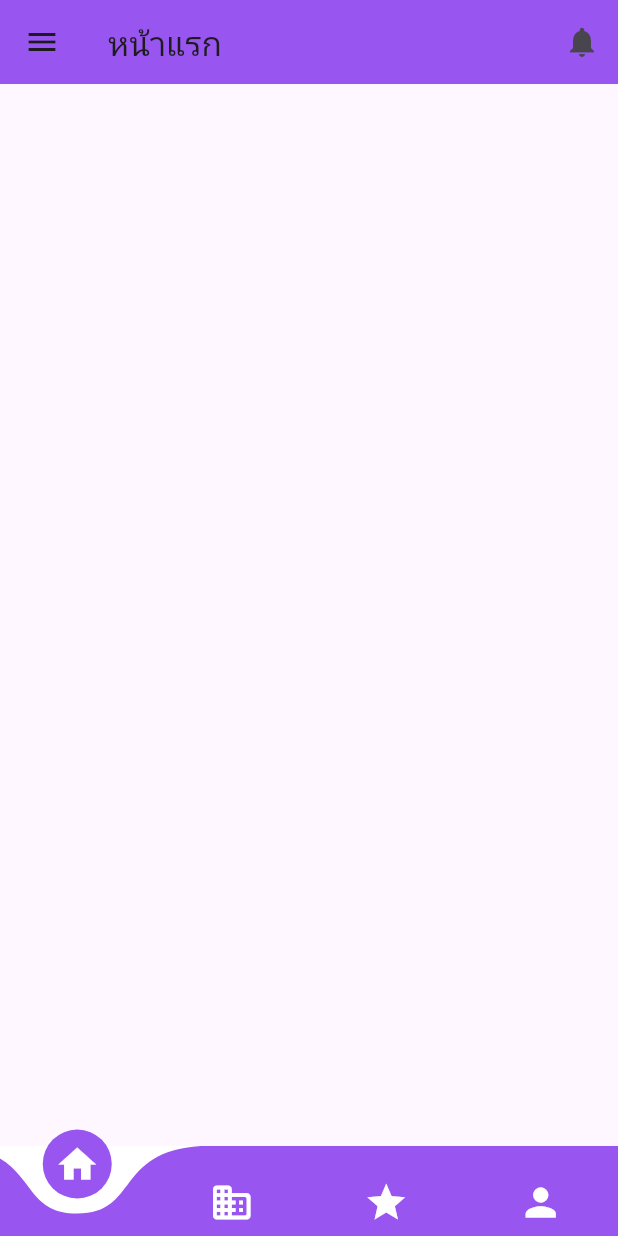
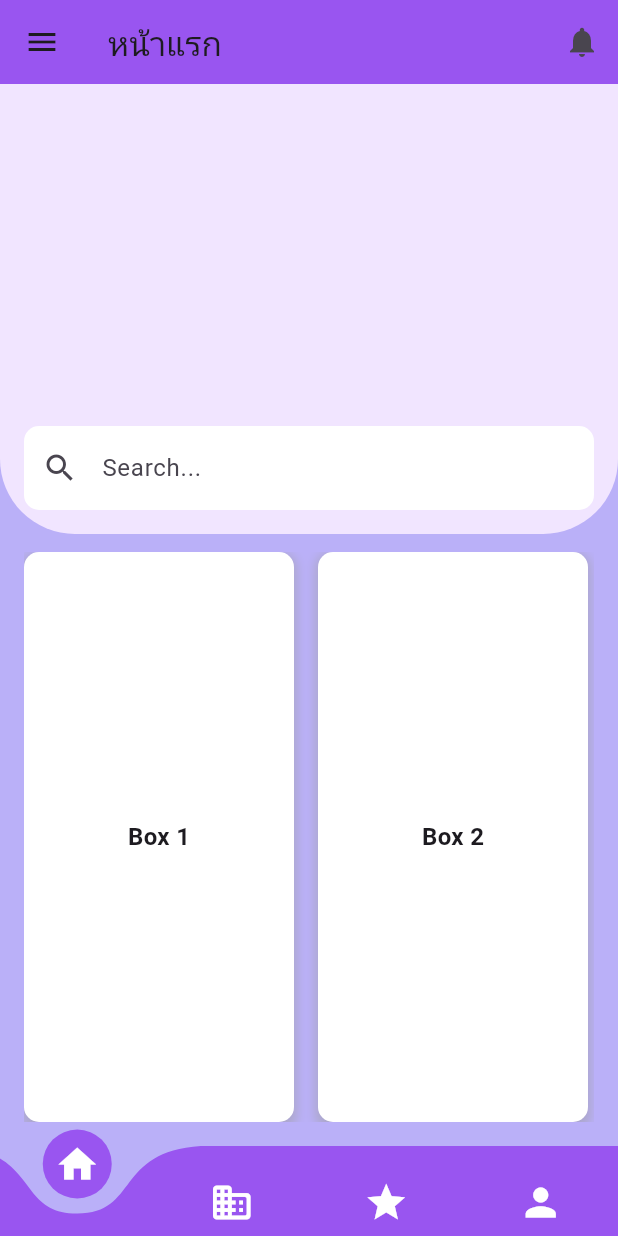
Before and after one commit to caster25/Dormitory-Booking-Application-Affiliated-with-University, a Flutter app: the Homepage screen opened directly, in the side drawer, after a tap on the "notifications" icon, on a phone screen of 412 x 824 dp. Run offline on Flutter 3.47's test engine with Material 3 defaults, Android fonts, the phone set to English and light mode, and no system bars; drawn by our look-alikes of curved_navigation_bar; our stand-ins replace ionicons; network calls fail.

Commit message:
editappbar+addfeeds

```diff
--- a/lib/screen/edituser.dart
+++ b/lib/screen/edituser.dart
@@ -1,4 +1,4 @@
-import 'package:dorm_app/main.dart';
+import 'package:dorm_app/screen/homepage.dart';
 import 'package:flutter/material.dart';
 
 class EditUser extends StatelessWidget {
@@ -39,7 +39,7 @@ class EditUser extends StatelessWidget {
                       // บันทึกข้อมูลและกลับไปยังหน้า Homepage
                       Navigator.pushAndRemoveUntil(
                         context,
-                        MaterialPageRoute(builder: (context) =>  MyHomePage()), // กลับไปยังหน้า Homepage
+                        MaterialPageRoute(builder: (context) =>  Homepage()), // กลับไปยังหน้า Homepage
                         (route) => false, // ลบทุกเส้นทางในเครื่องหมายความเห็นเพื่อไม่ให้กลับมายังหน้าแก้ไขผู้ใช้
                       );
                     },
@@ -50,7 +50,7 @@ class EditUser extends StatelessWidget {
                       // ยกเลิกการแก้ไขและกลับไปยังหน้า Homepage
                       Navigator.pushAndRemoveUntil(
                         context,
-                        MaterialPageRoute(builder: (context) =>  MyHomePage()), // กลับไปยังหน้า Homepage
+                        MaterialPageRoute(builder: (context) =>  Homepage()), // กลับไปยังหน้า Homepage
                         (route) => false, // ลบทุกเส้นทางในเครื่องหมายความเห็นเพื่อไม่ให้กลับมายังหน้าแก้ไขผู้ใช้
                       );
                     },
--- a/lib/screen/feeds.dart
+++ b/lib/screen/feeds.dart
@@ -1,4 +1,19 @@
 import 'package:flutter/material.dart';
+
+void main() {
+  runApp(const MyApp());
+}
+
+class MyApp extends StatelessWidget {
+  const MyApp({super.key});
+
+  @override
+  Widget build(BuildContext context) {
+    return const MaterialApp(
+      home: FeedsScreen(),
+    );
+  }
+}
 
 class FeedsScreen extends StatelessWidget {
   const FeedsScreen({super.key});
@@ -6,7 +21,123 @@ class FeedsScreen extends StatelessWidget {
   @override
   Widget build(BuildContext context) {
     return Scaffold(
+      appBar: PreferredSize(
+        preferredSize: Size.fromHeight(0), // ปิด appbar
+        child: Container(), // ปิด appbar
 
+      ),
+      backgroundColor: const Color.fromARGB(255, 186,176,248),
+      body: Stack(
+        children: [
+          // Container with BoxDecoration
+          Positioned(
+            top: 0,
+            left: 0,
+            right: 0,
+            child: Container(
+              decoration: BoxDecoration(
+                color: const Color.fromARGB(255, 241,229,255),
+                borderRadius: const BorderRadius.only(
+                  bottomLeft: Radius.circular(50),
+                  bottomRight: Radius.circular(50),
+                ),
+              ),
+              height:
+                  300, // Height to cover the AppBar and some additional space
+              child: Column(
+                mainAxisAlignment:
+                    MainAxisAlignment.end, // จัดการวางแนวตั้งด้านล่าง
+                children: [
+                  Padding(
+                    padding: const EdgeInsets.all(16.0),
+                    child: TextField(
+                      decoration: InputDecoration(
+                        filled: true,
+                        fillColor: Colors.white,
+                        hintText: 'Search...',
+                        border: OutlineInputBorder(
+                          borderRadius: BorderRadius.circular(10),
+                          borderSide: BorderSide.none,
+                        ),
+                        prefixIcon: const Icon(Icons.search),
+                      ),
+                    ),
+                  ),
+                ],
+              ),
+            ),
+          ),
+          Positioned(
+            top: 320, // ปรับตำแหน่งของข้อความ
+            left: 16,
+            right: 16,
+            child: Row(
+              children: [
+                const Icon(Icons.collections_bookmark_outlined,
+                    color: Colors.yellow), // เพิ่ม Icon ตรงนี้
+                const SizedBox(width: 8), // ระยะห่างระหว่าง Icon กับ Text
+                Text(
+                  'แนะนำ', // ข้อความที่ต้องการแสดง
+                  style: const TextStyle(
+                    fontSize: 20,
+                    fontWeight: FontWeight.bold,
+                    color: Colors.black,
+                  ),
+                ),
+              ],
+            ),
+          ),
+          Positioned(
+            left: 16,
+            right: 16,
+            bottom: 16,
+            child: SingleChildScrollView(
+              scrollDirection: Axis.horizontal,
+              child: Row(
+                mainAxisAlignment: MainAxisAlignment.spaceEvenly,
+                children: [
+                  _buildBox('Box 1'),
+                  const SizedBox(width: 16),
+                  _buildBox('Box 2'),
+                  const SizedBox(width: 16),
+                  _buildBox('Box 3'),
+                  const SizedBox(width: 16),
+                  _buildBox('Box 4'),
+                  const SizedBox(width: 16),
+                  _buildBox('Box 5'),
+                  const SizedBox(width: 16),
+                  _buildBox('Box 6'),
+                ],
+              ),
+            ),
+          ),
+        ],
+      ),
+    );
+  }
+
+  Widget _buildBox(String text) {
+    return Container(
+      width: 180,
+      height: 380,
+      decoration: BoxDecoration(
+        color: Colors.white,
+        borderRadius: BorderRadius.circular(10),
+        boxShadow: [
+          BoxShadow(
+            color: Colors.grey.withOpacity(0.5),
+            spreadRadius: 2,
+            blurRadius: 5,
+            offset: const Offset(0, 3),
+          ),
+        ],
+      ),
+      child: Center(
+        child: Text(
+          text,
+          style: const TextStyle(fontSize: 16, fontWeight: FontWeight.bold),
+        ),
+      ),
     );
   }
 }
--- a/lib/screen/homepage.dart
+++ b/lib/screen/homepage.dart
@@ -1,14 +1,12 @@
-// ignore: unused_import
-import 'package:dorm_app/main.dart';
+import 'package:dorm_app/screen/user.dart';
+import 'package:flutter/material.dart';
+import 'package:curved_navigation_bar/curved_navigation_bar.dart';
 import 'package:dorm_app/screen/dorm.dart';
 import 'package:dorm_app/screen/favorites.dart';
 import 'package:dorm_app/screen/feeds.dart';
 import 'package:dorm_app/screen/home.dart';
 import 'package:dorm_app/screen/notification.dart';
 import 'package:dorm_app/screen/profile.dart';
-import 'package:flutter/cupertino.dart';
-import 'package:flutter/material.dart';
-import 'package:curved_navigation_bar/curved_navigation_bar.dart';
 
 class Homepage extends StatefulWidget {
   const Homepage({super.key, this.title = "Home"});
@@ -38,7 +36,7 @@ class NavigationDrawer extends StatelessWidget {
   }
 
   Widget buildHeader(BuildContext context) => Container(
-        color: const Color.fromARGB(255, 153,85,240),
+        color: const Color.fromARGB(255, 153, 85, 240),
         padding: EdgeInsets.only(
           top: 24 + MediaQuery.of(context).padding.top,
           bottom: 24,
@@ -48,15 +46,15 @@ class NavigationDrawer extends StatelessWidget {
             CircleAvatar(
               radius: 52,
               backgroundImage: NetworkImage(
-                  'https://via.placeholder.com/150'), // Update with an actual URL
+                  'https://via.placeholder.com/150'), // Update with actual URL
             ),
             SizedBox(height: 12),
             Text(
-              'User Name', // Replace 'data' with an actual user name or relevant text
+              'User Name', // Replace with actual user name
               style: TextStyle(fontSize: 28, color: Colors.white),
             ),
             Text(
-              'user@example.com', // Replace 'data' with an actual email or relevant text
+              'user@example.com', // Replace with actual email
               style: TextStyle(fontSize: 16, color: Colors.white),
             ),
           ],
@@ -64,118 +62,136 @@ class NavigationDrawer extends StatelessWidget {
       );
 
   Widget buildMenuItems(BuildContext context) => Container(
-        padding: const EdgeInsets.all(24),color: const Color.fromARGB(255, 241,229,255),
+        padding: const EdgeInsets.all(24),
+        color: const Color.fromARGB(255, 241, 229, 255),
         child: Wrap(
           runSpacing: 16,
           children: [
-            ListTile(
-              leading: const Icon(Icons.person),
-              title: const Text('ข้อมูลส่วนตัว'),
-              onTap: () {
-                Navigator.of(context).pushReplacement(
-                  MaterialPageRoute(
-                    builder: (context) => const ProfileScreen(),
+            buildMenuItem(
+              context,
+              icon: Icons.person,
+              text: 'ข้อมูลส่วนตัว',
+              onTap: () => Navigator.of(context).pushReplacement(
+                MaterialPageRoute(builder: (context) => const User()),
               ),
-                );
-              },
             ),
-            ListTile(
-              leading: const Icon(Icons.settings),
-              title: const Text('การตั้งค่า'),
-              onTap: () {
-                Navigator.of(context).pushReplacement(
-                  MaterialPageRoute(
-                    builder: (context) => const Homepage(title: 'การตั้งค่า'),
+            buildMenuItem(
+              context,
+              icon: Icons.settings,
+              text: 'การตั้งค่า',
+              onTap: () => Navigator.of(context).pushReplacement(
+                MaterialPageRoute(builder: (context) => const Homepage(title: 'การตั้งค่า')),
               ),
-                );
-              },
             ),
-            ListTile(
-              leading: const Icon(Icons.logout),
-              title: const Text('ออกจาระบบ'),
-              onTap: () {
-                showDialog(
+            buildMenuItem(
+              context,
+              icon: Icons.logout,
+              text: 'ออกจาระบบ',
+              onTap: () => showDialog(
                 context: context,
                 builder: (BuildContext context) {
                   return AlertDialog(
                     title: const Text('ยืนยันการออกจากระบบ'),
-                      content:
-                          const Text('คุณแน่ใจว่าต้องการออกจากระบบหรือไม่?'),
+                    content: const Text('คุณแน่ใจว่าต้องการออกจากระบบหรือไม่?'),
                     actions: <Widget>[
                       TextButton(
-                          onPressed: () {
-                            Navigator.of(context).pop(); // ปิด dialog
-                          },
+                        onPressed: () => Navigator.of(context).pop(),
                         child: const Text('ยกเลิก'),
                       ),
                       TextButton(
-                          onPressed: () {
-                            Navigator.of(context).pushReplacement(
-                              MaterialPageRoute(
-                                builder: (context) =>
-                                    const HomeScreen(), // หน้า HomeScreen ที่คุณต้องการ
+                        onPressed: () => Navigator.of(context).pushReplacement(
+                          MaterialPageRoute(builder: (context) => const HomeScreen()),
                         ),
-                            );
-                          },
                         child: const Text('ยืนยัน'),
                       ),
                     ],
                   );
                 },
-                );
-              },
               ),
-
-            // Add more menu items here
+            ),
           ],
         ),
       );
+
+  Widget buildMenuItem(BuildContext context,
+      {required IconData icon, required String text, required VoidCallback onTap}) {
+    return ListTile(
+      leading: Icon(icon),
+      title: Text(text),
+      onTap: onTap,
+    );
+  }
 }
 
 class _HomepageState extends State<Homepage> {
   int index = 0;
 
-  // List of screens corresponding to each tab
   final List<Widget> _screens = [
-    const FeedsScreen(), // Ensure you have HomeScreen widget in home.dart
-    const DormScreen(), // Ensure you have NotificationScreen widget in notification.dart
-    const FavoritesScreen(), // Ensure you have FavoritesScreen widget in favorites.dart
-    const ProfileScreen(), // Ensure you have ProfileScreen widget in profile.dart
+    const FeedsScreen(), // หน้าแรก
+    const DormScreen(), // การแจ้งเตือน
+    const FavoritesScreen(), // รายการที่ชอบ
+    const ProfileScreen(), // โปรไฟล์
   ];
 
-  // Titles for each tab
-  final List<String> titles = [
-    'หน้าแรก',
-    'การแจ้งเตือน',
-    'รายการที่ชอบ',
-    'โปรไฟล์'
-  ];
+  AppBar? getAppBar(int index) {
+    switch (index) {
+      case 0:
+        return AppBar(
+          title: const Text('หน้าแรก'),
+          actions: [
+            IconButton(
+              onPressed: () => Navigator.push(context, MaterialPageRoute(builder: (context) {
+                return const NotificationScreen();
+              })),
+              icon: const Icon(Icons.notifications),
+            ),
+          ],
+          backgroundColor: const Color.fromARGB(255, 153, 85, 240),
+        );
+      case 1:
+        return AppBar(
+          title: const Text('การแจ้งเตือน'),
+          actions: [
+            IconButton(
+              onPressed: () => Navigator.push(context, MaterialPageRoute(builder: (context) {
+                return const NotificationScreen();
+              })),
+              icon: const Icon(Icons.notifications),
+            ),
+          ],
+          backgroundColor: const Color.fromARGB(255, 153, 85, 240),
+        );
+      case 2:
+        return AppBar(
+          title: const Text('รายการที่ชอบ'),
+          actions: [
+            IconButton(
+              onPressed: () => Navigator.push(context, MaterialPageRoute(builder: (context) {
+                return const NotificationScreen();
+              })),
+              icon: const Icon(Icons.notifications),
+            ),
+          ],
+          backgroundColor: const Color.fromARGB(255, 153, 85, 240),
+        );
+      case 3:
+        return null; // No AppBar for the Profile tab
+      default:
+        return AppBar(
+          title: const Text('หน้าแรก'),
+        );
+    }
+  }
 
   @override
   Widget build(BuildContext context) {
     // ignore: deprecated_member_use
     return WillPopScope(
-      onWillPop: () async {
-        // Return false to block the back button
-        return false;
-      },
+      onWillPop: () async => false,
       child: Scaffold(
-        appBar: AppBar(
-          title: Text(titles[index]),
-          actions: [
-            IconButton(
-              onPressed: () {
-                Navigator.push(context, MaterialPageRoute(builder: (context) {
-                  return const NotificationScreen();
-                }));
-              },
-              icon: const Icon(Icons.notifications),
-            ),
-          ],
-          backgroundColor: Color.fromARGB(255, 153,85,240),
-        ),
-        backgroundColor: Colors.white,
-        drawer: const NavigationDrawer(),
+        appBar: index != 3 ? getAppBar(index) : null, // Hide AppBar in Profile tab
+        backgroundColor: const Color.fromARGB(255, 186,176,248),
+        drawer: index != 3 ? const NavigationDrawer() : null, // Hide NavigationDrawer in Profile tab
         body: IndexedStack(
           index: index,
           children: _screens,
@@ -193,8 +209,8 @@ class _HomepageState extends State<Homepage> {
               Icon(Icons.star_sharp, size: 30),
               Icon(Icons.person, size: 30),
             ],
-            color: const Color.fromARGB(255, 153,85,240),
-            buttonBackgroundColor: const Color.fromARGB(255, 153,85,240),
+            color: const Color.fromARGB(255, 153, 85, 240),
+            buttonBackgroundColor: const Color.fromARGB(255, 153, 85, 240),
             backgroundColor: Colors.transparent,
             animationCurve: Curves.easeInOut,
             animationDuration: const Duration(milliseconds: 600),
--- a/lib/screen/profile.dart
+++ b/lib/screen/profile.dart
@@ -1,6 +1,8 @@
 import 'package:dorm_app/screen/user.dart';
+import 'package:dorm_app/screen/homepage.dart';
 import 'package:flutter/material.dart';
 import 'package:ionicons/ionicons.dart';
+
 
 class ProfileScreen extends StatelessWidget {
   const ProfileScreen({super.key});
```
Lines whose indentation alone changed are shown as unchanged.
